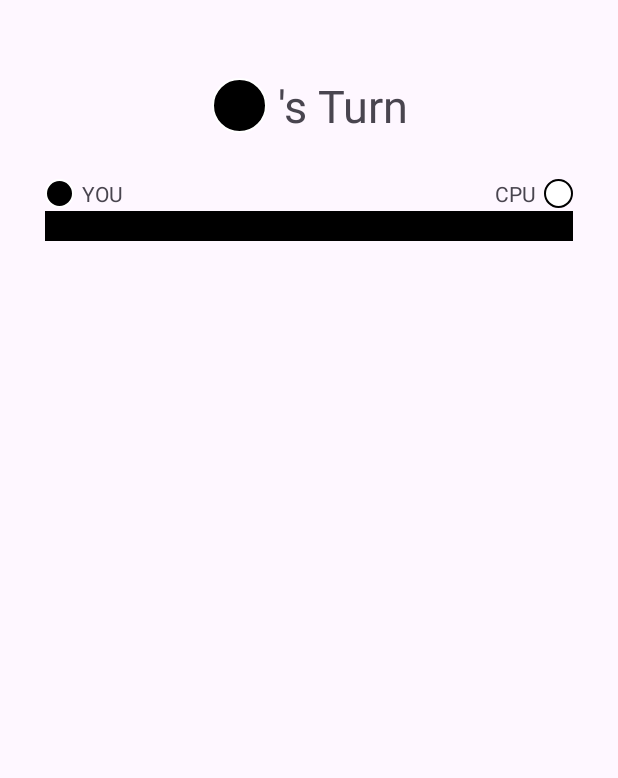
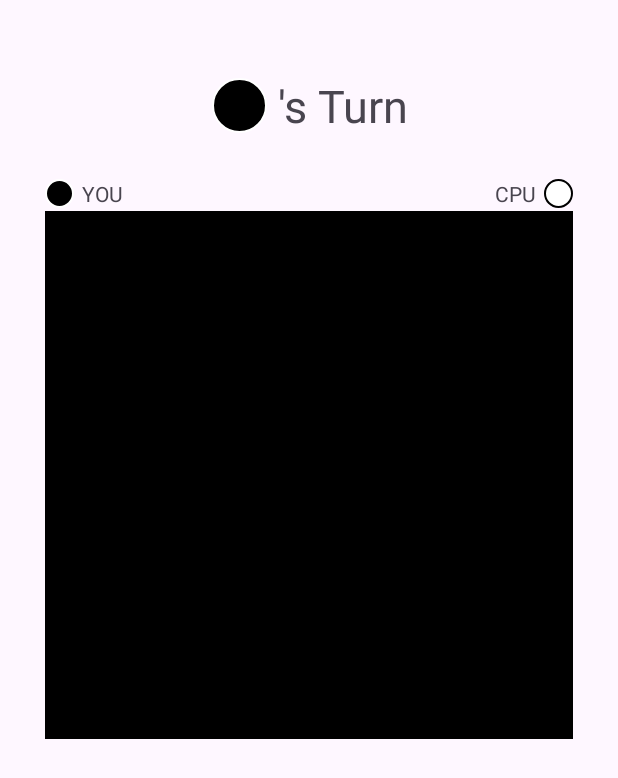
Before and after one commit to mutoxu-N/iDSReversiApp, an Android app: the GameActivity screen opened directly, with no data from a screen before it, on a phone screen of 412 x 824 dp. Shown: the top 778 px of the screen. Run offline under Robolectric (Android 15) with nearby library versions, the phone set to English and light mode, and no system bars; 2 statements that could not run were skipped.

Commit message:
石・盤面の大きさを修正

```diff
--- a/app/src/main/res/drawable/black_stone_with_board.xml
+++ b/app/src/main/res/drawable/black_stone_with_board.xml
@@ -1,7 +1,11 @@
 <?xml version="1.0" encoding="utf-8"?>
 <layer-list xmlns:android="http://schemas.android.com/apk/res/android">
     <item android:drawable="@color/board_background" />
-    <item>
+    <item
+        android:top="@dimen/stone_padding"
+        android:left="@dimen/stone_padding"
+        android:bottom="@dimen/stone_padding"
+        android:right="@dimen/stone_padding">
         <shape
             android:shape="oval">
             <solid android:color="@color/black"/>
--- a/app/src/main/res/drawable/white_stone_with_board.xml
+++ b/app/src/main/res/drawable/white_stone_with_board.xml
@@ -1,7 +1,11 @@
 <?xml version="1.0" encoding="utf-8"?>
 <layer-list xmlns:android="http://schemas.android.com/apk/res/android">
     <item android:drawable="@color/board_background" />
-    <item>
+    <item
+        android:top="@dimen/stone_padding"
+        android:left="@dimen/stone_padding"
+        android:bottom="@dimen/stone_padding"
+        android:right="@dimen/stone_padding">
         <shape
             android:shape="oval">
             <solid android:color="@color/white"/>
--- a/app/src/main/res/layout/activity_game.xml
+++ b/app/src/main/res/layout/activity_game.xml
@@ -1,12 +1,12 @@
 <?xml version="1.0" encoding="utf-8"?>
 
 <ScrollView xmlns:android="http://schemas.android.com/apk/res/android"
+    xmlns:app="http://schemas.android.com/apk/res-auto"
+    xmlns:tools="http://schemas.android.com/tools"
     android:layout_width="match_parent"
     android:layout_height="match_parent">
 
     <androidx.constraintlayout.widget.ConstraintLayout
-        xmlns:app="http://schemas.android.com/apk/res-auto"
-        xmlns:tools="http://schemas.android.com/tools"
         android:layout_width="match_parent"
         android:layout_height="wrap_content"
         tools:context=".GameActivity">
@@ -101,15 +101,17 @@
         <GridLayout
             android:id="@+id/grid"
             android:layout_width="0dp"
-            android:layout_height="wrap_content"
+            android:layout_height="0dp"
 
             android:layout_marginHorizontal="30dp"
             android:layout_marginTop="50dp"
             android:background="@color/black"
             android:padding="10dp"
+            app:layout_constraintBottom_toBottomOf="parent"
             app:layout_constraintEnd_toEndOf="parent"
             app:layout_constraintStart_toStartOf="parent"
-            app:layout_constraintTop_toBottomOf="@id/turnDisplay" />
+            app:layout_constraintTop_toBottomOf="@id/turnDisplay"
+            app:layout_constraintDimensionRatio="1"/>
 
     </androidx.constraintlayout.widget.ConstraintLayout>
 </ScrollView>
--- a/app/src/main/res/layout/fragment_board_select_dialog.xml
+++ b/app/src/main/res/layout/fragment_board_select_dialog.xml
@@ -48,14 +48,15 @@
     <GridLayout
         android:id="@+id/grid"
         android:layout_width="0dp"
-        android:layout_height="wrap_content"
+        android:layout_height="0dp"
 
         android:layout_marginHorizontal="30dp"
         android:layout_marginTop="30dp"
         android:background="@color/black"
         app:layout_constraintStart_toStartOf="parent"
         app:layout_constraintEnd_toEndOf="parent"
-        app:layout_constraintTop_toBottomOf="@id/tvName" />
+        app:layout_constraintTop_toBottomOf="@id/tvName"
+        app:layout_constraintDimensionRatio="1" />
 
     <Button
         android:id="@+id/btBlack"
--- a/app/src/main/res/values/dimens.xml
+++ b/app/src/main/res/values/dimens.xml
@@ -1,5 +1,5 @@
 <?xml version="1.0" encoding="utf-8"?>
 <resources>
     <dimen name="textTitle">30sp</dimen>
-    <dimen name="stone_padding">5dp</dimen>
+    <dimen name="stone_padding">2dp</dimen>
 </resources>
```
Also changed, not shown: app/src/main/java/com/github/mutoxu_n/idsreversiapp/BoardSelectDialogFragment.kt (+6 -8 lines), app/src/main/java/com/github/mutoxu_n/idsreversiapp/GameActivity.kt (+8 -12 lines).
